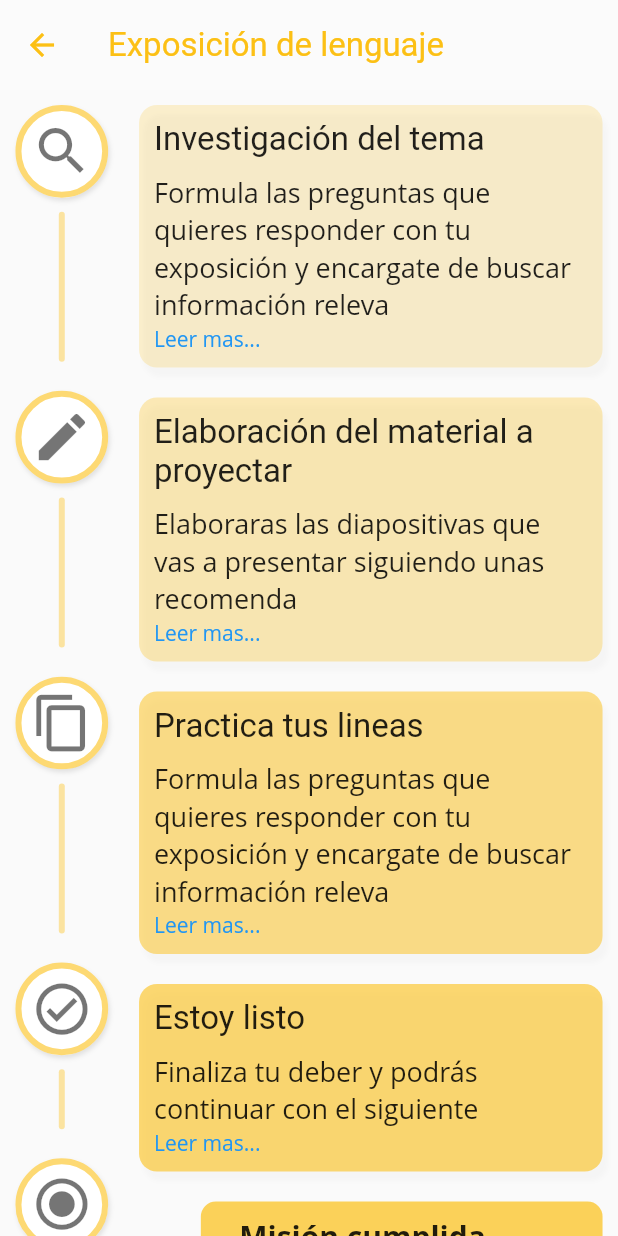
After one commit to kevinlakb/Devsign, a Flutter app: the PresentScreen screen opened by its route, on a phone screen of 412 x 824 dp. The commit adds this screen. Run offline on Flutter 3.47's test engine with Material 2 defaults, Android fonts, the light colour scheme and no system bars; our stand-ins replace flutter_speed_dial, table_calendar; Roboto replaces fonts that are missing (Open Sans).

Commit message:
Exposición 1

```diff
--- a/lib/router/app_routes.dart
+++ b/lib/router/app_routes.dart
@@ -1,10 +1,11 @@
+import 'package:entre_tiempos/screens/present_screen.dart';
 import 'package:entre_tiempos/screens/work/work_screen.dart';
 import 'package:flutter/material.dart';
 import 'package:entre_tiempos/models/menu_options.dart';
 import 'package:entre_tiempos/screens/screens.dart';
 
 class AppRoutes {
-  static const initialRoute = 'Work';
+  static const initialRoute = 'Home';
 
   static final menuOptions = <MenuOption>[
     MenuOption(
@@ -32,6 +33,11 @@ class AppRoutes {
         name: 'Modo concentración',
         screen: const ConcentrationScreen(),
         icon: Icons.border_all_outlined),
+    MenuOption(
+        route: 'Development',
+        name: 'Desarrollo',
+        screen: const DevelopmentScreen(),
+        icon: Icons.bug_report),
   ];
   static final menuOptionsHidden = <MenuOption>[
     MenuOption(
@@ -69,6 +75,11 @@ class AppRoutes {
         name: 'Trajado',
         screen: const WorkScreen(),
         icon: Icons.bug_report),
+    MenuOption(
+        route: 'Present',
+        name: 'Present',
+        screen: const PresentScreen(),
+        icon: Icons.bug_report),
   ];
   static Map<String, Widget Function(BuildContext)> getAppRoutes() {
     Map<String, Widget Function(BuildContext)> appRoutes = {};
--- a/lib/screens/development_screen.dart
+++ b/lib/screens/development_screen.dart
@@ -37,6 +37,10 @@ class DevelopmentScreen extends StatelessWidget {
                       )
                     ],
                   ),
+                  child: InkWell(
+                    onTap: () {
+                      Navigator.pushNamed(context, 'Work');
+                    },
                     child: Row(children: [
                       Container(
                           width: imgWidth,
@@ -83,7 +87,8 @@ class DevelopmentScreen extends StatelessWidget {
                                       right: 0,
                                       bottom: 0,
                                       child: Text('2h 20m',
-                                        style: TextStyle(fontFamily: 'Roboto')))
+                                          style:
+                                              TextStyle(fontFamily: 'Roboto')))
                                 ],
                               ),
                               const SizedBox(
@@ -99,6 +104,7 @@ class DevelopmentScreen extends StatelessWidget {
                             ],
                           )),
                     ]),
+                  ),
                 ),
 //
                 // 2 <- -------------------------------------------------
@@ -119,6 +125,10 @@ class DevelopmentScreen extends StatelessWidget {
                       )
                     ],
                   ),
+                  child: InkWell(
+                    onTap: () {
+                      Navigator.pushNamed(context, 'Present');
+                    },
                     child: Row(children: [
                       Container(
                           width: imgWidth,
@@ -164,7 +174,8 @@ class DevelopmentScreen extends StatelessWidget {
                                       right: 0,
                                       bottom: 0,
                                       child: Text('1h',
-                                        style: TextStyle(fontFamily: 'Roboto')))
+                                          style:
+                                              TextStyle(fontFamily: 'Roboto')))
                                 ],
                               ),
                               const SizedBox(
@@ -180,6 +191,7 @@ class DevelopmentScreen extends StatelessWidget {
                             ],
                           )),
                     ]),
+                  ),
                 ),
 //
                 // 3 <- --------------------------------------------------------------
--- /dev/null
+++ b/lib/screens/present_screen.dart
@@ -0,0 +1,219 @@
+import 'package:entre_tiempos/constants/colors.dart';
+import 'package:flutter/material.dart';
+import 'package:entre_tiempos/themes/app_theme.dart';
+
+class PresentScreen extends StatelessWidget {
+  const PresentScreen({Key? key}) : super(key: key);
+
+  @override
+  Widget build(BuildContext context) {
+    final size = MediaQuery.of(context).size;
+    final padding = MediaQuery.of(context).padding;
+    final safeHeight = size.height - padding.top - padding.bottom;
+    return Scaffold(
+        //backgroundColor: Colors.white,
+        appBar: AppBar(
+          title: const Text('Exposición de lenguaje',
+              // ),
+              style: TextStyle(color: kYellowLight)),
+          backgroundColor: AppTheme.bgWhite,
+          iconTheme: const IconThemeData(color: kYellowLight),
+          elevation: 0,
+        ),
+        body: SingleChildScrollView(
+          scrollDirection: Axis.vertical,
+          child: Container(
+            margin: const EdgeInsets.only(bottom: 10),
+            width: size.width,
+            child: Row(
+              children: [
+                SizedBox(
+                  width: size.width * 0.2,
+                  height: safeHeight - 50,
+                  child: Column(
+                      mainAxisAlignment: MainAxisAlignment.spaceBetween,
+                      children: [
+                        StepIcon(icon: Icons.search),
+                        Container(
+                          height: 100,
+                          width: 4,
+                          decoration: BoxDecoration(
+                              color: kYellowDark,
+                              borderRadius: BorderRadius.circular(2)),
+                        ),
+                        StepIcon(icon: Icons.create),
+                        Container(
+                          height: 100,
+                          width: 4,
+                          decoration: BoxDecoration(
+                              color: kYellowDark,
+                              borderRadius: BorderRadius.circular(2)),
+                        ),
+                        StepIcon(icon: Icons.content_copy_outlined),
+                        Container(
+                          height: 100,
+                          width: 4,
+                          decoration: BoxDecoration(
+                              color: kYellowDark,
+                              borderRadius: BorderRadius.circular(2)),
+                        ),
+                        StepIcon(icon: Icons.check_circle_outline_sharp),
+                        Container(
+                          height: 40,
+                          width: 4,
+                          decoration: BoxDecoration(
+                              color: kYellowDark,
+                              borderRadius: BorderRadius.circular(2)),
+                        ),
+                        StepIcon(icon: Icons.radio_button_checked)
+                      ]),
+                ),
+                SizedBox(
+                  width: size.width * 0.8,
+                  height: safeHeight - 50,
+                  child: Column(
+                      mainAxisAlignment: MainAxisAlignment.spaceBetween,
+                      children: [
+                        Column(
+                          //mainAxisSize: MainAxisSize.max,
+                          children: [
+                            PresentSteps(
+                              text1: 'Investigación del tema',
+                              text2:
+                                  'Formula las preguntas que quieres responder con tu exposición y encargate de buscar información releva',
+                              bgColor: AppTheme.kYellowLight.withOpacity(0.2),
+                            ),
+                            PresentSteps(
+                              text1: 'Elaboración del material a proyectar',
+                              text2:
+                                  'Elaboraras las diapositivas que vas a presentar siguiendo unas recomenda',
+                              bgColor: AppTheme.kYellowLight.withOpacity(0.3),
+                            ),
+                            PresentSteps(
+                              text1: 'Practica tus lineas',
+                              text2:
+                                  'Formula las preguntas que quieres responder con tu exposición y encargate de buscar información releva',
+                              bgColor: AppTheme.kYellowLight.withOpacity(0.5),
+                            ),
+                            PresentSteps(
+                              text1: 'Estoy listo',
+                              text2:
+                                  'Finaliza tu deber y podrás continuar con el siguiente ',
+                              bgColor: AppTheme.kYellowLight.withOpacity(0.6),
+                            ),
+                            Container(
+                              margin: EdgeInsets.only(
+                                  top: 10,
+                                  left: size.width * 0.125,
+                                  right: size.width * 0.025),
+                              padding: const EdgeInsets.all(10),
+                              width: size.width * 0.65,
+                              decoration: BoxDecoration(
+                                  color: AppTheme.kYellowLight.withOpacity(0.7),
+                                  borderRadius: BorderRadius.circular(10)),
+                              child: const Text('   Misión cumplida',
+                                  style: TextStyle(
+                                      fontFamily: 'Open Sans',
+                                      fontWeight: FontWeight.bold,
+                                      fontSize: 20)),
+                            )
+                          ],
+                        ),
+                      ]),
+                )
+              ],
+            ),
+          ),
+        ));
+  }
+}
+
+class StepIcon extends StatelessWidget {
+  const StepIcon({
+    Key? key,
+    required this.icon,
+  }) : super(key: key);
+
+  final IconData icon;
+
+  @override
+  Widget build(BuildContext context) {
+    final size = MediaQuery.of(context).size;
+    return Container(
+      margin: EdgeInsets.only(
+          top: 10, left: size.width * 0.025, right: size.width * 0.025),
+      height: size.width * 0.15,
+      width: size.width * 0.15,
+      decoration: BoxDecoration(
+        color: Colors.white,
+        border:
+            Border.all(color: AppTheme.kYellowLight.withOpacity(0.6), width: 4),
+        borderRadius: BorderRadius.circular(size.width * 0.075),
+        boxShadow: [
+          BoxShadow(
+            color: Colors.grey.shade300,
+            blurRadius: 2.0,
+            spreadRadius: 0.0,
+            offset: const Offset(1.0, 2.0), // shadow direction: bottom right
+          )
+        ],
+      ),
+      child: Icon(icon, size: size.width * 0.1, color: Colors.black54),
+    );
+  }
+}
+
+class PresentSteps extends StatelessWidget {
+  const PresentSteps({
+    Key? key,
+    required this.text1,
+    required this.text2,
+    required this.bgColor,
+  }) : super(key: key);
+
+  final String text1;
+  final String text2;
+  final Color bgColor;
+
+  @override
+  Widget build(BuildContext context) {
+    final size = MediaQuery.of(context).size;
+    return Container(
+      margin: EdgeInsets.only(
+          top: 10,
+          right: size.width * 0.025,
+          left: size.width * 0.025,
+          bottom: 10),
+      padding: const EdgeInsets.all(10),
+      width: size.width * 0.75,
+      decoration: BoxDecoration(
+        color: bgColor,
+        borderRadius: BorderRadius.circular(12),
+        boxShadow: [
+          BoxShadow(
+            color: Colors.grey.shade100,
+            blurRadius: 2.0,
+            spreadRadius: 0.0,
+            offset: const Offset(3.0, 6.0), // shadow direction: bottom right
+          )
+        ],
+      ),
+      child: Column(crossAxisAlignment: CrossAxisAlignment.start, children: [
+        Text(
+          text1,
+          style: const TextStyle(
+              fontFamily: 'Roboto', fontSize: 22, color: Colors.black87),
+          textAlign: TextAlign.left,
+        ),
+        const SizedBox(
+          height: 10,
+        ),
+        Text(text2,
+            style: const TextStyle(
+                fontFamily: 'Open Sans', color: Colors.black87, fontSize: 18)),
+        const Text('Leer mas...',
+            style: TextStyle(color: Colors.blue, fontFamily: 'Open Sans'))
+      ]),
+    );
+  }
+}
--- a/lib/screens/work/work_screen.dart
+++ b/lib/screens/work/work_screen.dart
@@ -94,7 +94,7 @@ class WorkScreen extends StatelessWidget {
           ],
         )),
         Positioned(
-          bottom: 22,
+          bottom: 18,
           child: Row(children: [
             SizedBox(
               width: size.width * 0.05,
--- a/lib/themes/app_theme.dart
+++ b/lib/themes/app_theme.dart
@@ -2,11 +2,12 @@ import 'package:flutter/material.dart';
 
 class AppTheme {
   static const Color primary = Color.fromRGBO(68, 43, 134, 1);
-  static const Color bgWhite = Color.fromARGB(60, 255, 255, 255);
+  static const Color bgWhite = Color.fromARGB(40, 255, 255, 255);
   static const Color kOrangeLight = Color.fromRGBO(242, 137, 20, 1);
   static const Color kOrangeDark = Color.fromARGB(100, 242, 137, 20);
 
   static const Color kYellowLight = Color.fromRGBO(252, 192, 21, 1);
+  static const Color kYellowTransparent = Color.fromRGBO(252, 192, 21, 0.2);
   static const Color kYellowDark = Color.fromARGB(100, 252, 192, 21);
 
   static const Color kRedLight = Color.fromRGBO(205, 19, 61, 1);
```
Lines whose indentation alone changed are shown as unchanged.
